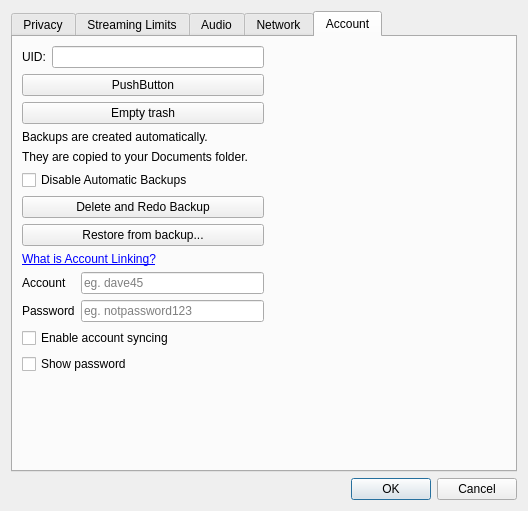
Old version of the form cdcx/config.ui in the repository blindchimp/dwyco.
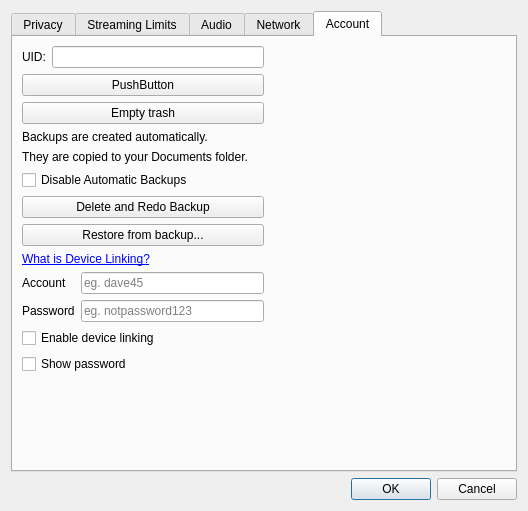
New version of the form.

Diff of the .ui file:
```diff
--- a/cdcx/config.ui
+++ b/cdcx/config.ui
@@ -924,7 +924,7 @@
        <item row="10" column="0">
         <widget class="QCheckBox" name="sync_enable">
          <property name="text">
-          <string>Enable account syncing</string>
+          <string>Enable device linking</string>
          </property>
         </widget>
        </item>
@@ -952,7 +952,7 @@
        <item row="8" column="0">
         <widget class="QLabel" name="label_24">
          <property name="text">
-          <string>&lt;html&gt;&lt;head/&gt;&lt;body&gt;&lt;p&gt;&lt;a href=&quot;https://www.dwyco.net/general-5&quot;&gt;&lt;span style=&quot; text-decoration: underline; color:#0000ff;&quot;&gt;What is Account Linking?&lt;/span&gt;&lt;/a&gt;&lt;/p&gt;&lt;/body&gt;&lt;/html&gt;</string>
+          <string>&lt;html&gt;&lt;head/&gt;&lt;body&gt;&lt;p&gt;&lt;a href=&quot;https://www.dwyco.net/general-5&quot;&gt;&lt;span style=&quot; text-decoration: underline; color:#0000ff;&quot;&gt;What is Device Linking?&lt;/span&gt;&lt;/a&gt;&lt;/p&gt;&lt;/body&gt;&lt;/html&gt;</string>
          </property>
          <property name="openExternalLinks">
           <bool>true</bool>
```
